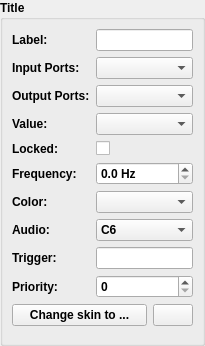
GIBIS-UNIFESP/wiRedPanda, file app/elementeditor.ui: the form before one commit.
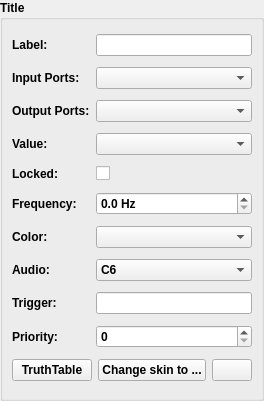
The form after the commit. Icons and pictures are not drawn.

Commit message: Create push button for truth table

What changed in the file:
```diff
--- a/app/elementeditor.ui
+++ b/app/elementeditor.ui
@@ -6,8 +6,8 @@
    <rect>
     <x>0</x>
     <y>0</y>
-    <width>205</width>
-    <height>346</height>
+    <width>247</width>
+    <height>401</height>
    </rect>
   </property>
   <property name="windowTitle">
@@ -186,9 +186,22 @@
       </item>
       <item row="17" column="0" colspan="2">
        <layout class="QHBoxLayout" name="horizontalLayout">
+        <property name="spacing">
+         <number>6</number>
+        </property>
         <property name="sizeConstraint">
          <enum>QLayout::SetNoConstraint</enum>
         </property>
+        <item>
+         <widget class="QPushButton" name="pushButtonTruthTable">
+          <property name="enabled">
+           <bool>true</bool>
+          </property>
+          <property name="text">
+           <string>TruthTable</string>
+          </property>
+         </widget>
+        </item>
         <item>
          <widget class="QPushButton" name="pushButtonChangeSkin">
           <property name="text">
```
The commit also changes 7 other files.
